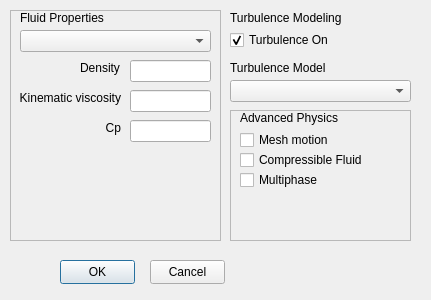
First picture: the form in src/physicalPropertiesDialog.ui, repository thawtar/ampersandCFD, before the edit.
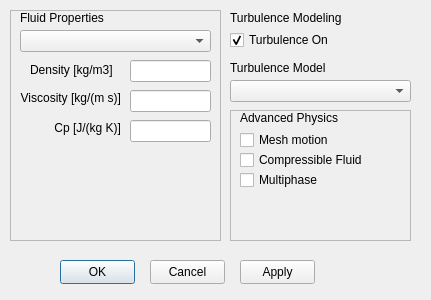
Second picture: the form after the edit.

Commit message: added more dialogs for details

Patch:
```diff
--- a/src/physicalPropertiesDialog.ui
+++ b/src/physicalPropertiesDialog.ui
@@ -194,7 +194,7 @@
      </rect>
     </property>
     <property name="text">
-     <string>Kinematic viscosity</string>
+     <string>Viscosity [kg/(m s)]</string>
     </property>
     <property name="alignment">
      <set>Qt::AlignRight|Qt::AlignTrailing|Qt::AlignVCenter</set>
@@ -213,14 +213,14 @@
    <widget class="QLabel" name="label_2">
     <property name="geometry">
      <rect>
-      <x>70</x>
+      <x>20</x>
       <y>50</y>
-      <width>41</width>
-      <height>16</height>
+      <width>91</width>
+      <height>20</height>
      </rect>
     </property>
     <property name="text">
-     <string>Density</string>
+     <string>Density [kg/m3]</string>
     </property>
    </widget>
    <widget class="QLabel" name="label_4">
@@ -233,7 +233,7 @@
      </rect>
     </property>
     <property name="text">
-     <string>Cp</string>
+     <string>Cp [J/(kg K)]</string>
     </property>
     <property name="alignment">
      <set>Qt::AlignRight|Qt::AlignTrailing|Qt::AlignVCenter</set>
@@ -279,6 +279,19 @@
     </property>
    </widget>
   </widget>
+  <widget class="QPushButton" name="pushButtonCancel_2">
+   <property name="geometry">
+    <rect>
+     <x>240</x>
+     <y>260</y>
+     <width>75</width>
+     <height>24</height>
+    </rect>
+   </property>
+   <property name="text">
+    <string>Apply</string>
+   </property>
+  </widget>
  </widget>
  <resources/>
  <connections/>
```
Left out of the diff: 22 changed lines with no effect on the pictures. The commit also changes 6 other files.
